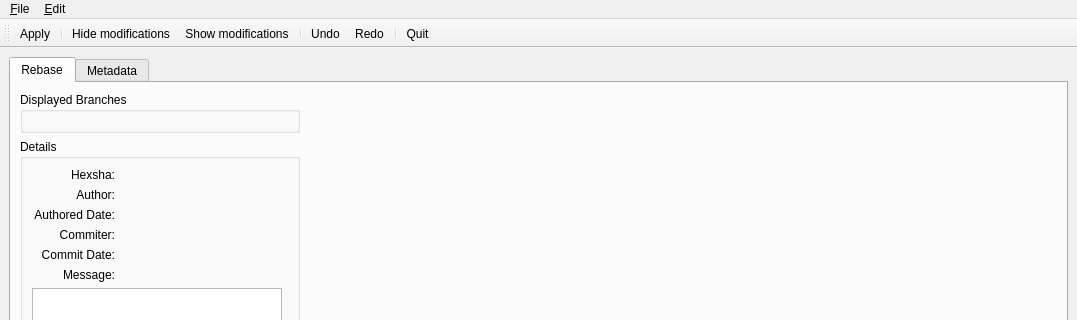
Qt form gitbuster/main_window.ui (mike-perdide/gitbuster) before a commit; both pictures show x 0 to 1077 and y 0 to 320 of the 1077 by 708 pixel window.
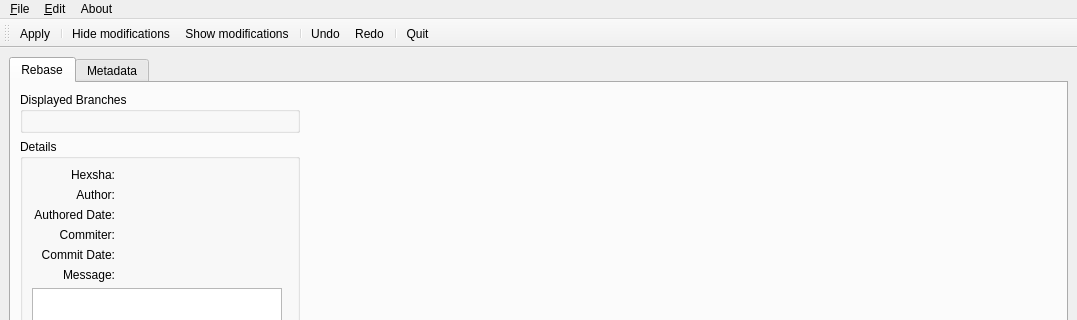
The same form after that commit. Icons and pictures are not drawn.

Commit message: Adding an about box.

```diff
--- a/gitbuster/main_window.ui
+++ b/gitbuster/main_window.ui
@@ -1086,8 +1086,15 @@
     <addaction name="actionUndo"/>
     <addaction name="actionRedo"/>
    </widget>
+   <widget class="QMenu" name="menuAbout">
+    <property name="title">
+     <string>About</string>
+    </property>
+    <addaction name="actionAbout_Gitbuster"/>
+   </widget>
    <addaction name="menuFile"/>
    <addaction name="menuEdit"/>
+   <addaction name="menuAbout"/>
   </widget>
   <widget class="QToolBar" name="toolBar">
    <property name="windowTitle">
```
Left out of the diff: 5 changed lines with no effect on the pictures. The commit also changes 1 other file.
